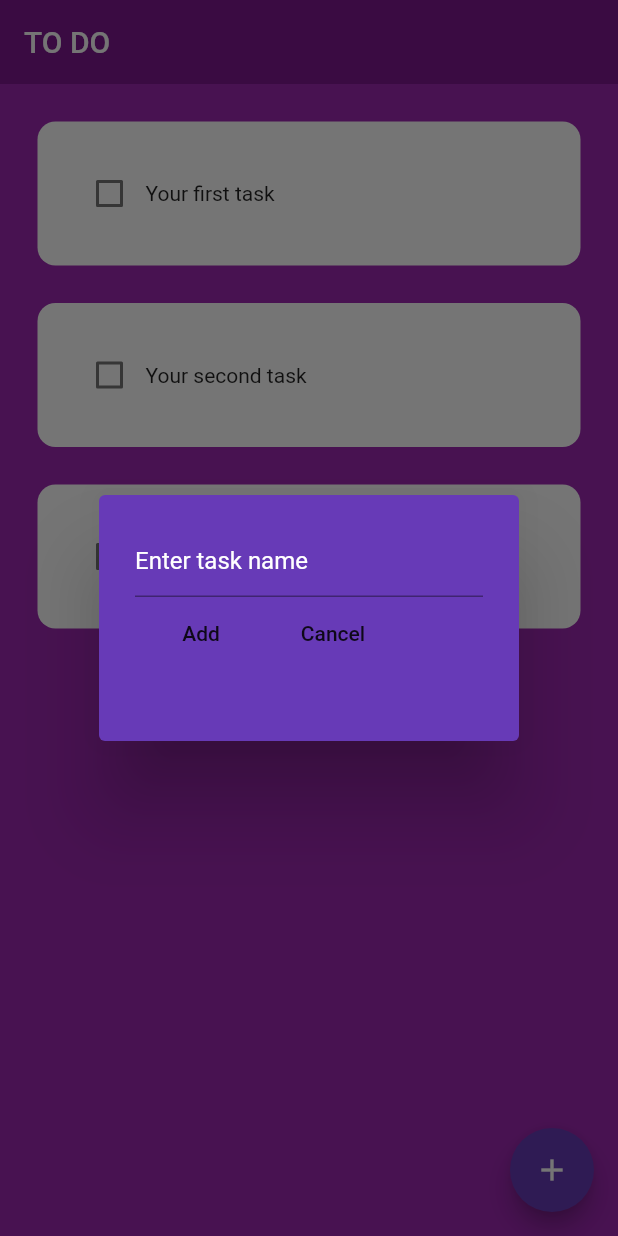
After one commit to KrisD23/Simple_TODO_Flutter_Y, a Flutter app: the screen it shows after launch, after a tap on the "add" icon, on a phone screen of 412 x 824 dp. The commit adds this screen. Run offline on Flutter 3.47's test engine with Material 2 defaults, Android fonts, the light colour scheme and no system bars; missing offline and left inert: dart:ffi.

Commit message:
add a new task

```diff
--- a/lib/pages/home_page.dart
+++ b/lib/pages/home_page.dart
@@ -1,4 +1,5 @@
 import 'package:flutter/material.dart';
+import 'package:todo_app_yt/util/dialog_box.dart';
 import 'package:todo_app_yt/util/todo_tile.dart';
 
 class HomePage extends StatefulWidget {
@@ -9,6 +10,9 @@ class HomePage extends StatefulWidget {
 }
 
 class _HomePageState extends State<HomePage> {
+  // text controller
+  final _controller = TextEditingController();
+
   List toDoList = [
     ['Your first task', false],
     ['Your second task', false],
@@ -21,6 +25,28 @@ class _HomePageState extends State<HomePage> {
     });
   }
 
+  void saveNewTask() {
+    setState(() {
+      toDoList.add([_controller.text, false]);
+      _controller.clear();
+      Navigator.of(context).pop();
+    });
+  }
+
+  //Create new task
+  void createNewTask() {
+    showDialog(
+      context: context,
+      builder: (context) {
+        return DialogBox(
+          controller: _controller,
+          onAdd: saveNewTask,
+          onCancel: Navigator.of(context).pop,
+        );
+      },
+    );
+  }
+
   @override
   Widget build(BuildContext context) {
     return Scaffold(
@@ -29,6 +55,10 @@ class _HomePageState extends State<HomePage> {
         elevation: 0,
         backgroundColor: const Color.fromARGB(255, 126, 24, 144),
         title: const Text("TO DO"),
+      ),
+      floatingActionButton: FloatingActionButton(
+        onPressed: createNewTask,
+        child: const Icon(Icons.add),
       ),
       body: ListView.builder(
         itemCount: toDoList.length,
--- /dev/null
+++ b/lib/util/dialog_box.dart
@@ -0,0 +1,45 @@
+import 'dart:ffi';
+
+import 'package:flutter/material.dart';
+import 'package:todo_app_yt/util/my_button.dart';
+
+class DialogBox extends StatelessWidget {
+  final controller;
+  VoidCallback onAdd;
+  VoidCallback onCancel;
+  DialogBox(
+      {super.key,
+      required this.controller,
+      required this.onAdd,
+      required this.onCancel});
+
+  @override
+  Widget build(BuildContext context) {
+    return AlertDialog(
+      backgroundColor: Colors.deepPurple,
+      content: Container(
+        height: 120,
+        child: Column(
+          children: [
+            TextField(
+              controller: controller,
+              decoration: InputDecoration(
+                hintText: "Enter task name",
+                hintStyle: TextStyle(color: Colors.white),
+              ),
+            ),
+            Row(
+              children: [
+                MyButton(
+                  text: 'Add',
+                  onPressed: onAdd,
+                ),
+                MyButton(text: 'Cancel', onPressed: onCancel)
+              ],
+            )
+          ],
+        ),
+      ),
+    );
+  }
+}
--- /dev/null
+++ b/lib/util/my_button.dart
@@ -0,0 +1,13 @@
+import 'package:flutter/material.dart';
+
+class MyButton extends StatelessWidget {
+  final String text;
+  VoidCallback onPressed;
+
+  MyButton({super.key, required this.text, required this.onPressed});
+
+  @override
+  Widget build(BuildContext context) {
+    return MaterialButton(onPressed: onPressed, child: Text(text));
+  }
+}
```
